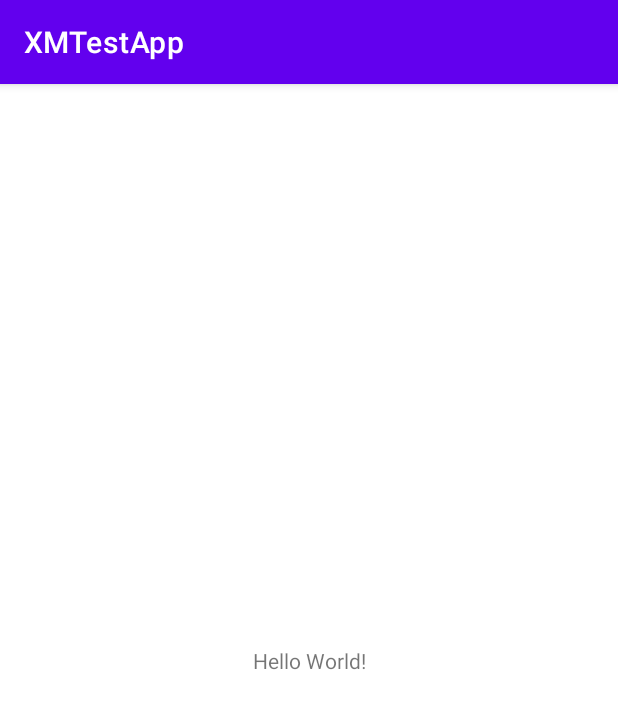
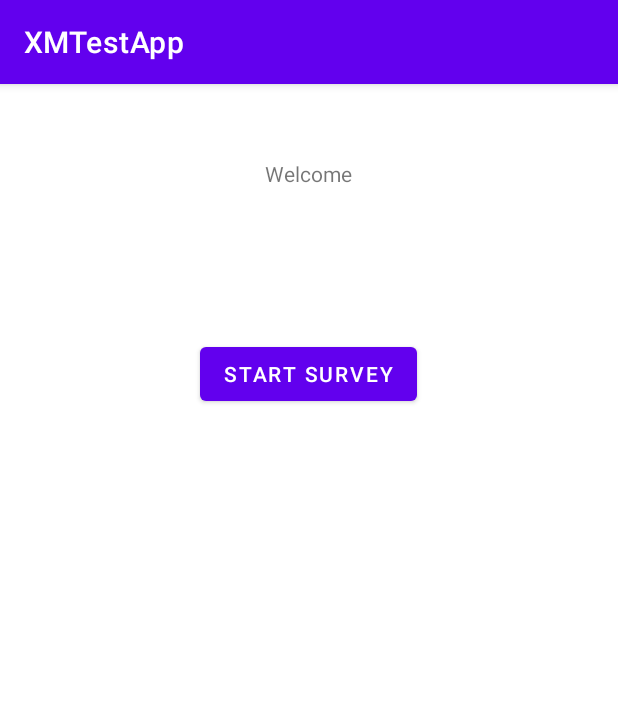
Before and after one commit to lxknvlk/xmtestapp, an Android app: the screen it shows after launch (MainActivity), on a phone screen of 412 x 824 dp. Shown: the top 709 px of the screen. Run offline under Robolectric (Android 15) with nearby library versions, the phone set to English and light mode, and no system bars.

Commit message:
added screens

```diff
--- a/app/src/main/AndroidManifest.xml
+++ b/app/src/main/AndroidManifest.xml
@@ -14,6 +14,9 @@
         android:theme="@style/Theme.XMTestApp"
         tools:targetApi="31">
         <activity
+            android:name=".SurveyActivity"
+            android:exported="false" />
+        <activity
             android:name=".MainActivity"
             android:exported="true">
             <intent-filter>
--- a/app/src/main/java/com/example/xmtestapp/MainActivity.kt
+++ b/app/src/main/java/com/example/xmtestapp/MainActivity.kt
@@ -2,10 +2,20 @@ package com.example.xmtestapp
 
 import androidx.appcompat.app.AppCompatActivity
 import android.os.Bundle
+import android.widget.Button
 
 class MainActivity : AppCompatActivity() {
+
+    private lateinit var btnStart: Button
+
     override fun onCreate(savedInstanceState: Bundle?) {
         super.onCreate(savedInstanceState)
         setContentView(R.layout.activity_main)
+
+        btnStart = findViewById(R.id.btnStart)
+
+        btnStart.setOnClickListener {
+
+        }
     }
 }
--- a/app/src/main/res/layout/activity_main.xml
+++ b/app/src/main/res/layout/activity_main.xml
@@ -1,18 +1,28 @@
 <?xml version="1.0" encoding="utf-8"?>
-<androidx.constraintlayout.widget.ConstraintLayout xmlns:android="http://schemas.android.com/apk/res/android"
+<LinearLayout
+    xmlns:android="http://schemas.android.com/apk/res/android"
     xmlns:app="http://schemas.android.com/apk/res-auto"
     xmlns:tools="http://schemas.android.com/tools"
     android:layout_width="match_parent"
     android:layout_height="match_parent"
+    android:orientation="vertical"
+    android:gravity="center_horizontal"
     tools:context=".MainActivity">
 
     <TextView
+        android:id="@+id/textView"
         android:layout_width="wrap_content"
         android:layout_height="wrap_content"
-        android:text="Hello World!"
-        app:layout_constraintBottom_toBottomOf="parent"
-        app:layout_constraintEnd_toEndOf="parent"
-        app:layout_constraintStart_toStartOf="parent"
-        app:layout_constraintTop_toTopOf="parent" />
+        android:text="@string/welcome"
+        android:layout_marginTop="50dp"
+        />
 
-</androidx.constraintlayout.widget.ConstraintLayout>
+    <Button
+        android:layout_width="wrap_content"
+        android:layout_height="wrap_content"
+        android:layout_marginTop="100dp"
+        android:text="@string/start_survey"
+        android:id="@+id/btnStart"
+        />
+
+</LinearLayout>
--- a/app/src/main/res/values/strings.xml
+++ b/app/src/main/res/values/strings.xml
@@ -1,3 +1,5 @@
 <resources>
     <string name="app_name">XMTestApp</string>
+    <string name="welcome">Welcome</string>
+    <string name="start_survey">Start Survey</string>
 </resources>
```
Also changed, not shown: app/src/main/java/com/example/xmtestapp/SurveyActivity.kt (added, +11 -0 lines), app/src/main/res/layout/activity_survey.xml (added, +14 -0 lines).
